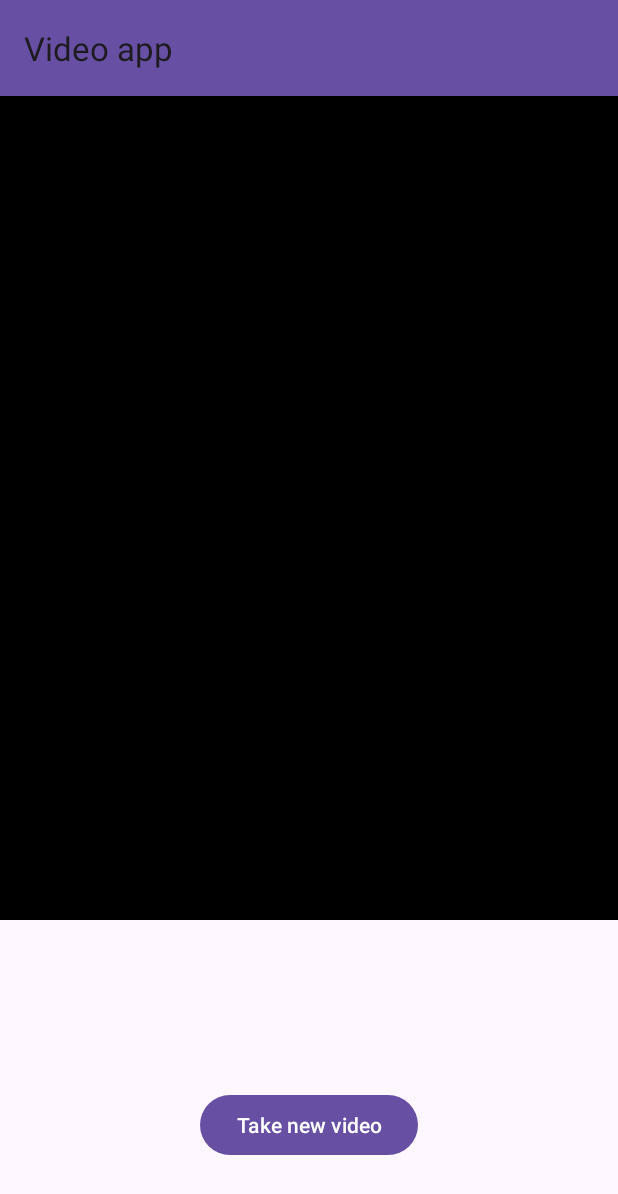
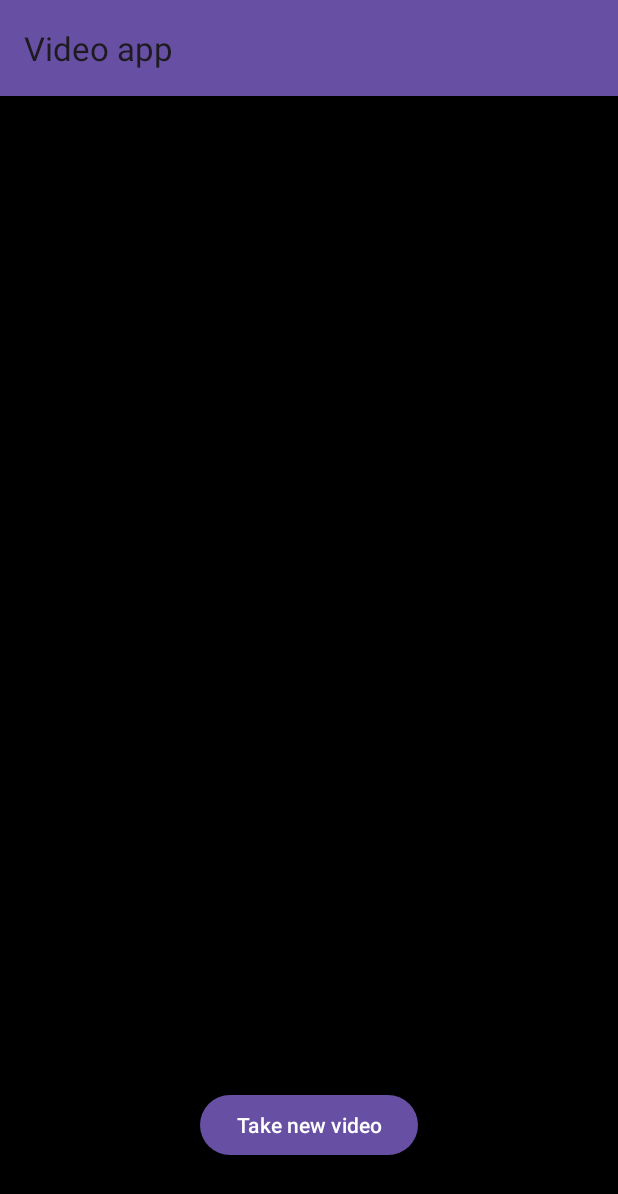
Before and after one commit to spacepigglet/U3_3_video, an Android app: the PlaybackActivity screen opened directly, with no data from a screen before it, on a phone screen of 412 x 824 dp. Shown: the top 1194 px of the screen. Run offline under Robolectric (Android 15) with nearby library versions, the phone set to English and light mode, and no system bars.

Commit message:
Adjust size of player to accommodate rotation

```diff
--- a/app/src/main/java/com/example/u3_3_video/PlaybackActivity.java
+++ b/app/src/main/java/com/example/u3_3_video/PlaybackActivity.java
@@ -75,13 +75,13 @@ public class PlaybackActivity extends AppCompatActivity {
             filePath = savedInstanceState.getString(KEY);
             Log.d("Current State", "onRestoreInstanceState - filePath after savedInstanceState.getString(KEY):" + filePath);
 
-            // Check if filePath is non-empty, then initialize the player
+            /*// Check if filePath is non-empty, then initialize the player
             if (!TextUtils.isEmpty(filePath)) {
                 Log.d("Current State", "onRestoreInstanceState - player to be initialized with filepath: " + filePath);
                 initializePlayer();
             } else {
                 Toast.makeText(this, "No recent video to play", Toast.LENGTH_SHORT).show();
-            }
+            }*/
         }
     }
 
--- a/app/src/main/res/layout/activity_playback.xml
+++ b/app/src/main/res/layout/activity_playback.xml
@@ -26,12 +26,15 @@
 
     <androidx.media3.ui.PlayerView
         android:id="@+id/exoPlayerView"
-        android:layout_width="0dp"
-        android:layout_height="0dp"
+        android:layout_width="match_parent"
+        android:layout_height="wrap_content"
         app:layout_constraintDimensionRatio="3:4"
         app:layout_constraintEnd_toEndOf="parent"
         app:layout_constraintStart_toStartOf="parent"
         app:layout_constraintTop_toBottomOf="@id/appBarLayout" />
+    <!-- android:layout_width="0dp"
+    android:layout_height="0dp"
+    app:layout_constraintDimensionRatio="3:4"-->
 
     <Button
         android:id="@+id/newVideoButton"
```
